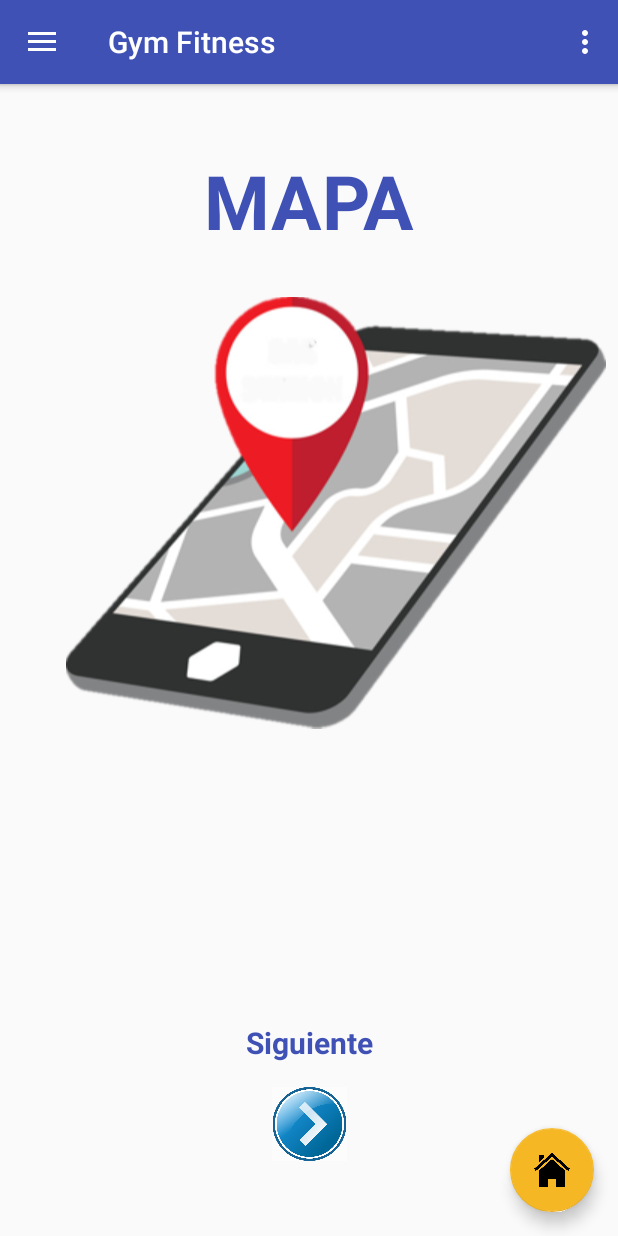
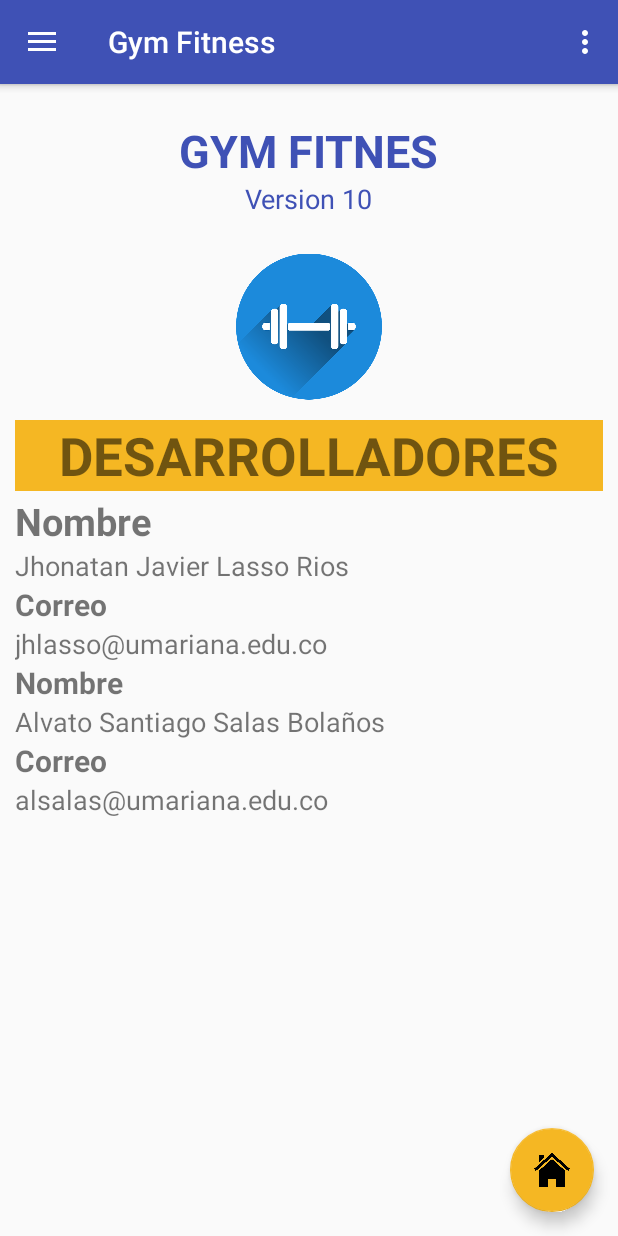
Before and after one commit to jhlasso/GymFitness, an Android app: the screen it shows after launch (MainActivity), in the side drawer, after a tap on "Acerca De", on a phone screen of 412 x 824 dp. Run offline under Robolectric (Android 15) with nearby library versions, the phone set to English and light mode, and no system bars.

Commit message:
Segundo Commit - Fragment AcercaDe

```diff
--- /dev/null
+++ b/app/src/main/java/jhlasso/gymfitness/Fragments/AcercaDeFragment.java
@@ -0,0 +1,19 @@
+package jhlasso.gymfitness.Fragments;
+
+import android.os.Bundle;
+import android.support.v4.app.Fragment;
+import android.view.LayoutInflater;
+import android.view.View;
+import android.view.ViewGroup;
+
+import jhlasso.gymfitness.R;
+
+
+public class AcercaDeFragment extends Fragment {
+
+    public View onCreateView(LayoutInflater inflater, ViewGroup container,
+                             Bundle savedInstanceState) {
+        // Inflate the layout for this fragment
+        return inflater.inflate(R.layout.fragment_acerca_de, container, false);
+    }
+}
--- a/app/src/main/java/jhlasso/gymfitness/MainActivity.java
+++ b/app/src/main/java/jhlasso/gymfitness/MainActivity.java
@@ -15,6 +15,7 @@ import android.view.MenuItem;
 
 
 import jhlasso.gymfitness.Clases.EjercicioVo;
+import jhlasso.gymfitness.Fragments.AcercaDeFragment;
 import jhlasso.gymfitness.Fragments.EjerciciosFragment;
 import jhlasso.gymfitness.Fragments.GimnasiosFragment;
 import jhlasso.gymfitness.Fragments.MenuFragment;
@@ -82,7 +83,7 @@ public class MainActivity extends AppCompatActivity
         //noinspection SimplifiableIfStatement
         if (id == R.id.action_settings) {
             FragmentManager fragmentManager = getSupportFragmentManager();
-//            fragmentManager.beginTransaction().replace(R.id.contenedor,new AcercaDeFragment()).commit();
+            fragmentManager.beginTransaction().replace(R.id.contenedor,new AcercaDeFragment()).commit();
         }
 
         return super.onOptionsItemSelected(item);
@@ -101,7 +102,7 @@ public class MainActivity extends AppCompatActivity
         } else if (id == R.id.nav_gallery) {
             fragmentManager.beginTransaction().replace(R.id.contenedor,new GimnasiosFragment()).commit();
         } else if (id == R.id.nav_slideshow) {
-//            fragmentManager.beginTransaction().replace(R.id.contenedor,new AcercaDeFragment()).commit();
+            fragmentManager.beginTransaction().replace(R.id.contenedor,new AcercaDeFragment()).commit();
         } else if (id == R.id.nav_manage) {
             System.exit(0);
         } else if (id == R.id.nav_share) {
--- /dev/null
+++ b/app/src/main/res/layout/fragment_acerca_de.xml
@@ -0,0 +1,167 @@
+<?xml version="1.0" encoding="utf-8"?>
+<android.support.constraint.ConstraintLayout xmlns:android="http://schemas.android.com/apk/res/android"
+    xmlns:app="http://schemas.android.com/apk/res-auto"
+    xmlns:tools="http://schemas.android.com/tools"
+    android:layout_width="match_parent"
+    android:layout_height="match_parent"
+    tools:context=".Fragments.AcercaDeFragment">
+
+    <!-- TODO: Update blank fragment layout -->
+
+    <TextView
+        android:id="@+id/textView6"
+        android:layout_width="wrap_content"
+        android:layout_height="wrap_content"
+        android:layout_marginStart="8dp"
+        android:layout_marginTop="80dp"
+        android:layout_marginEnd="8dp"
+        android:text="GYM FITNES"
+        android:textColor="@color/colorPrimaryDark"
+        android:textSize="30sp"
+        android:textStyle="bold"
+        app:layout_constraintEnd_toEndOf="parent"
+        app:layout_constraintStart_toStartOf="parent"
+        app:layout_constraintTop_toTopOf="parent" />
+
+    <TextView
+        android:id="@+id/textView8"
+        android:layout_width="wrap_content"
+        android:layout_height="wrap_content"
+        android:layout_marginStart="8dp"
+        android:layout_marginTop="120dp"
+        android:layout_marginEnd="8dp"
+        android:text="@string/nombre_version"
+        android:textColor="@color/colorPrimaryDark"
+        android:textSize="18sp"
+        app:layout_constraintEnd_toEndOf="parent"
+        app:layout_constraintStart_toStartOf="parent"
+        app:layout_constraintTop_toTopOf="parent" />
+
+    <ImageView
+        android:id="@+id/imageView3"
+        android:layout_width="97dp"
+        android:layout_height="135dp"
+        android:layout_marginStart="8dp"
+        android:layout_marginTop="150dp"
+        android:layout_marginEnd="8dp"
+        android:src="@drawable/acercade"
+        app:layout_constraintEnd_toEndOf="parent"
+        app:layout_constraintStart_toStartOf="parent"
+        app:layout_constraintTop_toTopOf="parent" />
+
+    <ScrollView
+        android:id="@+id/scrollView2"
+        android:layout_width="match_parent"
+        android:layout_height="283dp"
+        android:layout_marginTop="280dp"
+        app:layout_constraintTop_toTopOf="parent">
+
+        <LinearLayout
+            android:layout_width="match_parent"
+            android:layout_height="wrap_content"
+            android:orientation="horizontal">
+
+            <TextView
+                android:id="@+id/textView11"
+                android:layout_width="wrap_content"
+                android:layout_height="wrap_content"
+                android:layout_marginLeft="10dp"
+                android:layout_marginRight="10dp"
+                android:layout_weight="1"
+                android:background="@color/colorAmarillo"
+                android:gravity="center_horizontal"
+                android:text="@string/nombre_desarrolladores"
+                android:textSize="35sp"
+                android:textStyle="bold" />
+
+        </LinearLayout>
+    </ScrollView>
+
+    <LinearLayout
+        android:layout_width="match_parent"
+        android:layout_height="251dp"
+        android:layout_marginTop="50dp"
+        android:layout_weight="1"
+        android:orientation="vertical"
+        app:layout_constraintTop_toTopOf="@+id/scrollView2"
+        tools:layout_editor_absoluteX="0dp">
+
+        <TextView
+            android:id="@+id/textView13"
+            android:layout_width="match_parent"
+            android:layout_height="wrap_content"
+            android:layout_marginLeft="10dp"
+            android:layout_marginRight="10dp"
+            android:text="@string/nombre"
+            android:textSize="25sp"
+            android:textStyle="bold" />
+
+        <TextView
+            android:id="@+id/textView10"
+            android:layout_width="match_parent"
+            android:layout_height="wrap_content"
+            android:layout_marginLeft="10dp"
+            android:layout_marginRight="10dp"
+            android:text="Jhonatan Javier Lasso Rios"
+            android:textSize="18sp" />
+
+        <TextView
+            android:id="@+id/textView12"
+            android:layout_width="match_parent"
+            android:layout_height="wrap_content"
+            android:layout_marginLeft="10dp"
+            android:layout_marginRight="10dp"
+            android:text="@string/nombre_correo"
+            android:textSize="20sp"
+            android:textStyle="bold" />
+
+        <TextView
+            android:id="@+id/textView14"
+            android:layout_width="match_parent"
+            android:layout_height="wrap_content"
+            android:layout_marginLeft="10dp"
+            android:layout_marginRight="10dp"
+            android:text="jhlasso@umariana.edu.co"
+            android:textSize="18sp" />
+
+        <TextView
+            android:id="@+id/textView16"
+            android:layout_width="match_parent"
+            android:layout_height="wrap_content"
+            android:layout_marginLeft="10dp"
+            android:layout_marginRight="10dp"
+            android:text="@string/nombre"
+            android:textSize="20sp"
+            android:textStyle="bold" />
+
+        <TextView
+            android:id="@+id/textView18"
+            android:layout_width="match_parent"
+            android:layout_height="wrap_content"
+            android:layout_marginLeft="10dp"
+            android:layout_marginRight="10dp"
+            android:text="Alvato Santiago Salas Bolaños"
+            android:textSize="18sp" />
+
+        <TextView
+            android:id="@+id/textView17"
+            android:layout_width="match_parent"
+            android:layout_height="wrap_content"
+            android:layout_marginLeft="10dp"
+            android:layout_marginRight="10dp"
+            android:text="@string/nombre_correo"
+            android:textSize="20sp"
+            android:textStyle="bold" />
+
+        <TextView
+            android:id="@+id/textView19"
+            android:layout_width="match_parent"
+            android:layout_height="wrap_content"
+            android:layout_marginLeft="10dp"
+            android:layout_marginRight="10dp"
+            android:text="alsalas@umariana.edu.co"
+            android:textSize="18sp" />
+
+    </LinearLayout>
+
+</android.support.constraint.ConstraintLayout>
```
